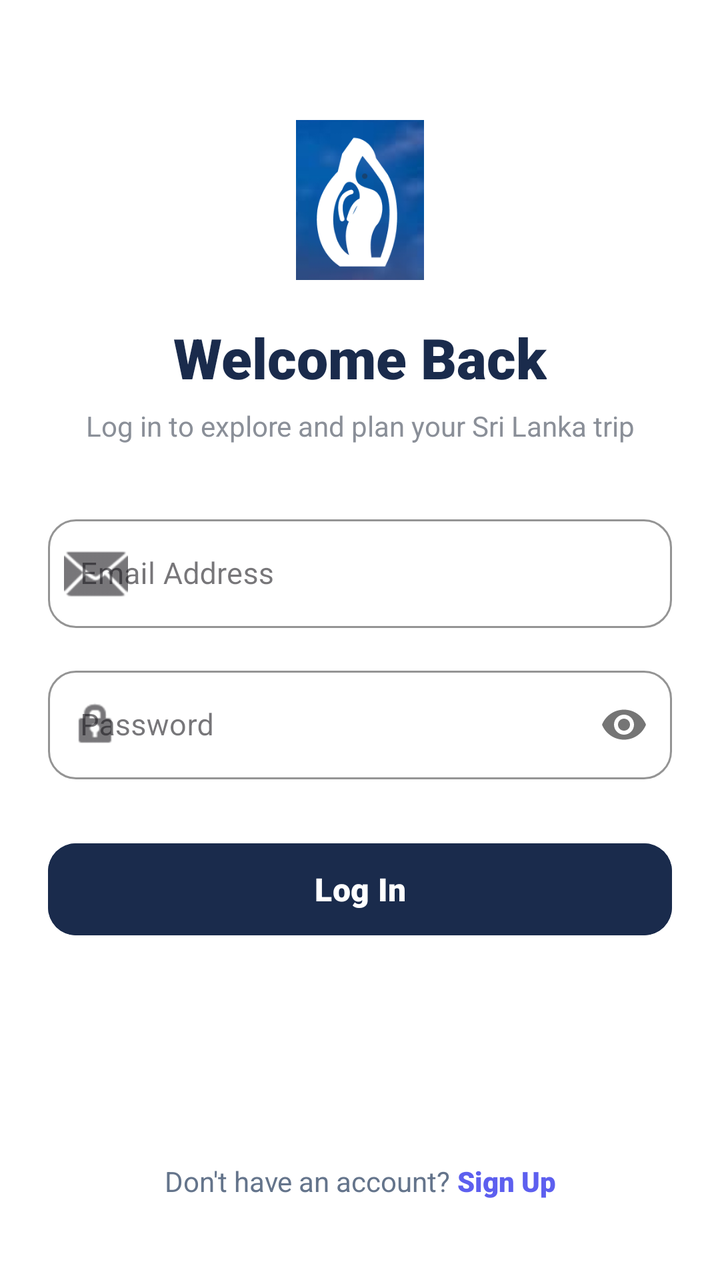
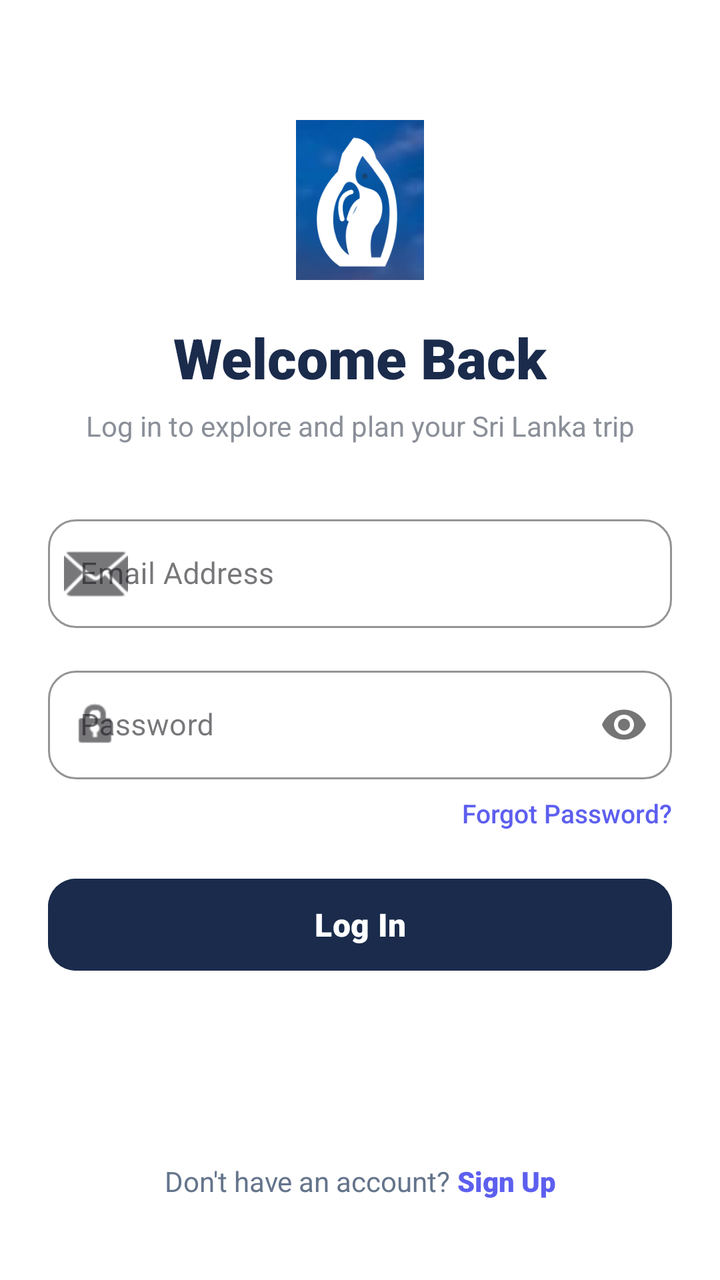

Before-and-after screenshots of an Android layout around one commit, followed by the original layout XML and the change that was made.
<!-- AndroidManifest.xml: application theme Theme.LankaGo -->
<!-- res/layout/fragment_login.xml -->
<?xml version="1.0" encoding="utf-8"?>
<androidx.constraintlayout.widget.ConstraintLayout
    xmlns:android="http://schemas.android.com/apk/res/android"
    xmlns:app="http://schemas.android.com/apk/res-auto"
    xmlns:tools="http://schemas.android.com/tools"
    android:layout_width="match_parent"
    android:layout_height="match_parent"
    android:background="#FFFFFF">

    <ScrollView
        android:layout_width="match_parent"
        android:layout_height="match_parent"
        android:fillViewport="true"
        android:scrollbars="none">

        <androidx.constraintlayout.widget.ConstraintLayout
            android:layout_width="match_parent"
            android:layout_height="wrap_content"
            android:paddingHorizontal="24dp"
            android:paddingVertical="40dp">

            
            <ImageView
                android:id="@+id/img_logo"
                android:layout_width="80dp"
                android:layout_height="80dp"
                android:layout_marginTop="20dp"
                android:src="@drawable/logo"
                android:contentDescription="LankaGo Logo"
                app:layout_constraintEnd_toEndOf="parent"
                app:layout_constraintStart_toStartOf="parent"
                app:layout_constraintTop_toTopOf="parent" />

            
            <TextView
                android:id="@+id/tv_title"
                android:layout_width="wrap_content"
                android:layout_height="wrap_content"
                android:layout_marginTop="20dp"
                android:fontFamily="sans-serif-black"
                android:text="Welcome Back"
                android:textColor="#1A2B4C"
                android:textSize="28sp"
                app:layout_constraintEnd_toEndOf="parent"
                app:layout_constraintStart_toStartOf="parent"
                app:layout_constraintTop_toBottomOf="@id/img_logo" />

            <TextView
                android:id="@+id/tv_subtitle"
                android:layout_width="wrap_content"
                android:layout_height="wrap_content"
                android:layout_marginTop="6dp"
                android:fontFamily="sans-serif"
                android:text="Log in to explore and plan your Sri Lanka trip"
                android:textColor="#8A8F98"
                android:textSize="14sp"
                app:layout_constraintEnd_toEndOf="parent"
                app:layout_constraintStart_toStartOf="parent"
                app:layout_constraintTop_toBottomOf="@id/tv_title" />

            
            <com.google.android.material.textfield.TextInputLayout
                android:id="@+id/til_email"
                style="@style/Widget.MaterialComponents.TextInputLayout.OutlinedBox"
                android:layout_width="0dp"
                android:layout_height="wrap_content"
                android:layout_marginTop="32dp"
                android:hint="Email Address"
                app:boxCornerRadiusBottomEnd="14dp"
                app:boxCornerRadiusBottomStart="14dp"
                app:boxCornerRadiusTopEnd="14dp"
                app:boxCornerRadiusTopStart="14dp"
                app:boxStrokeColor="#1A2B4C"
                app:startIconDrawable="@android:drawable/ic_dialog_email"
                app:layout_constraintEnd_toEndOf="parent"
                app:layout_constraintStart_toStartOf="parent"
                app:layout_constraintTop_toBottomOf="@id/tv_subtitle">

                <com.google.android.material.textfield.TextInputEditText
                    android:id="@+id/et_email"
                    android:layout_width="match_parent"
                    android:layout_height="wrap_content"
                    android:inputType="textEmailAddress"
                    android:textColor="#1A2B4C"
                    android:textSize="15sp" />
            </com.google.android.material.textfield.TextInputLayout>

            
            <com.google.android.material.textfield.TextInputLayout
                android:id="@+id/til_password"
                style="@style/Widget.MaterialComponents.TextInputLayout.OutlinedBox"
                android:layout_width="0dp"
                android:layout_height="wrap_content"
                android:layout_marginTop="16dp"
                android:hint="Password"
                app:boxCornerRadiusBottomEnd="14dp"
                app:boxCornerRadiusBottomStart="14dp"
                app:boxCornerRadiusTopEnd="14dp"
                app:boxCornerRadiusTopStart="14dp"
                app:boxStrokeColor="#1A2B4C"
                app:passwordToggleEnabled="true"
                app:startIconDrawable="@android:drawable/ic_lock_idle_lock"
                app:layout_constraintEnd_toEndOf="parent"
                app:layout_constraintStart_toStartOf="parent"
                app:layout_constraintTop_toBottomOf="@id/til_email">

                <com.google.android.material.textfield.TextInputEditText
                    android:id="@+id/et_password"
                    android:layout_width="match_parent"
                    android:layout_height="wrap_content"
                    android:inputType="textPassword"
                    android:textColor="#1A2B4C"
                    android:textSize="15sp" />
            </com.google.android.material.textfield.TextInputLayout>

            
            <com.google.android.material.button.MaterialButton
                android:id="@+id/btn_login"
                android:layout_width="0dp"
                android:layout_height="54dp"
                android:layout_marginTop="28dp"
                android:backgroundTint="#1A2B4C"
                android:fontFamily="sans-serif-black"
                android:text="Log In"
                android:textAllCaps="false"
                android:textColor="#FFFFFF"
                android:textSize="16sp"
                app:cornerRadius="14dp"
                app:layout_constraintEnd_toEndOf="parent"
                app:layout_constraintStart_toStartOf="parent"
                app:layout_constraintTop_toBottomOf="@id/til_password" />

            
            <ProgressBar
                android:id="@+id/pb_login_loading"
                android:layout_width="32dp"
                android:layout_height="32dp"
                android:layout_marginTop="16dp"
                android:indeterminateTint="#5D5FEF"
                android:visibility="gone"
                app:layout_constraintEnd_toEndOf="parent"
                app:layout_constraintStart_toStartOf="parent"
                app:layout_constraintTop_toBottomOf="@id/btn_login" />

            
            <LinearLayout
                android:id="@+id/layout_register_footer"
                android:layout_width="wrap_content"
                android:layout_height="wrap_content"
                android:layout_marginTop="32dp"
                android:orientation="horizontal"
                app:layout_constraintBottom_toBottomOf="parent"
                app:layout_constraintEnd_toEndOf="parent"
                app:layout_constraintStart_toStartOf="parent"
                app:layout_constraintTop_toBottomOf="@id/pb_login_loading"
                app:layout_constraintVertical_bias="1.0">

                <TextView
                    android:layout_width="wrap_content"
                    android:layout_height="wrap_content"
                    android:text="Don't have an account? "
                    android:textColor="#64748B"
                    android:textSize="14sp" />

                <TextView
                    android:id="@+id/tv_register_link"
                    android:layout_width="wrap_content"
                    android:layout_height="wrap_content"
                    android:fontFamily="sans-serif-black"
                    android:text="Sign Up"
                    android:textColor="#5D5FEF"
                    android:textSize="14sp" />
            </LinearLayout>

        </androidx.constraintlayout.widget.ConstraintLayout>
    </ScrollView>

</androidx.constraintlayout.widget.ConstraintLayout>
<!-- resources referenced by this layout -->
<resources>
  <!-- drawable logo: png bitmap (drawable, 31707 bytes) -->
  <style name="Theme.LankaGo" parent="Base.Theme.LankaGo" />
  <style name="Base.Theme.LankaGo" parent="Theme.Material3.DayNight.NoActionBar">
          
          
      </style>
</resources>

<!-- the commit's change to res/layout/fragment_login.xml (unified diff, before → after) -->
@@ -114,11 +114,24 @@
             </com.google.android.material.textfield.TextInputLayout>
 
             
+            <TextView
+                android:id="@+id/tv_forgot_password"
+                android:layout_width="wrap_content"
+                android:layout_height="wrap_content"
+                android:layout_marginTop="8dp"
+                android:fontFamily="sans-serif-medium"
+                android:text="Forgot Password?"
+                android:textColor="#5D5FEF"
+                android:textSize="13sp"
+                app:layout_constraintEnd_toEndOf="parent"
+                app:layout_constraintTop_toBottomOf="@id/til_password" />
+
+            
             <com.google.android.material.button.MaterialButton
                 android:id="@+id/btn_login"
                 android:layout_width="0dp"
                 android:layout_height="54dp"
-                android:layout_marginTop="28dp"
+                android:layout_marginTop="20dp"
                 android:backgroundTint="#1A2B4C"
                 android:fontFamily="sans-serif-black"
                 android:text="Log In"
@@ -128,7 +141,7 @@
                 app:cornerRadius="14dp"
                 app:layout_constraintEnd_toEndOf="parent"
                 app:layout_constraintStart_toStartOf="parent"
-                app:layout_constraintTop_toBottomOf="@id/til_password" />
+                app:layout_constraintTop_toBottomOf="@id/tv_forgot_password" />
 
             
             <ProgressBar
